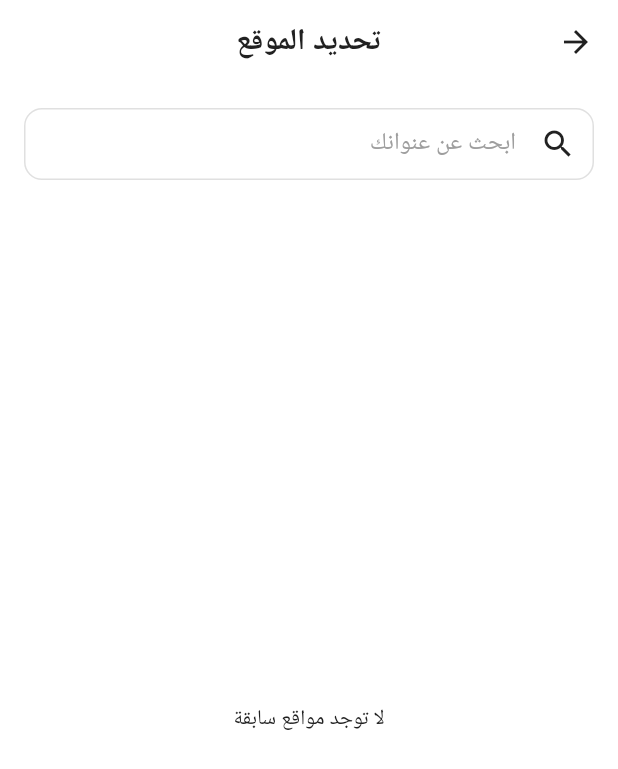
After one commit to elsonbaty123/food_delivery_app, a Flutter app: the HomeScreen screen opened directly, after a tap on "أضف للسلة", after a tap on "التوصيل إلى", on a phone screen of 412 x 824 dp. The commit adds this screen. Shown: the top 769 px of the screen. Run offline on Flutter 3.47's test engine with Material 3 defaults, Android fonts, the phone set to English and light mode, and no system bars; our stand-ins replace cached_network_image, flutter_local_notifications, geocoding, geolocator, permission_handler, shared_preferences and 1 more; accounts and stored records are empty; network calls fail; Roboto replaces fonts that are missing (Cairo).

Commit message:
feat(location): add location services and user type selection
- Implement location services with geolocator and geocoding packages
- Add location provider, model, and service for handling location data
- Create location search screen for address selection
- Add user type selection (customer/chef) during signup
- Update home screen to display and change current location
- Add new dependencies for location services and maps

```diff
--- /dev/null
+++ b/lib/models/location_model.dart
@@ -0,0 +1,72 @@
+class LocationModel {
+  final String id;
+  final String name;
+  final String? description;
+  final double latitude;
+  final double longitude;
+  final String? address;
+  final bool isCurrent;
+  final DateTime timestamp;
+
+  LocationModel({
+    required this.id,
+    required this.name,
+    this.description,
+    required this.latitude,
+    required this.longitude,
+    this.address,
+    this.isCurrent = false,
+    DateTime? timestamp,
+  }) : timestamp = timestamp ?? DateTime.now();
+
+  // Convert LocationModel to Map
+  Map<String, dynamic> toJson() {
+    return {
+      'id': id,
+      'name': name,
+      'description': description,
+      'latitude': latitude,
+      'longitude': longitude,
+      'address': address,
+      'isCurrent': isCurrent,
+      'timestamp': timestamp.toIso8601String(),
+    };
+  }
+
+  // Create LocationModel from Map
+  factory LocationModel.fromJson(Map<String, dynamic> json) {
+    return LocationModel(
+      id: json['id'],
+      name: json['name'],
+      description: json['description'],
+      latitude: json['latitude']?.toDouble() ?? 0.0,
+      longitude: json['longitude']?.toDouble() ?? 0.0,
+      address: json['address'],
+      isCurrent: json['isCurrent'] ?? false,
+      timestamp: DateTime.parse(json['timestamp']),
+    );
+  }
+
+  // Create a copy of LocationModel with some fields updated
+  LocationModel copyWith({
+    String? id,
+    String? name,
+    String? description,
+    double? latitude,
+    double? longitude,
+    String? address,
+    bool? isCurrent,
+    DateTime? timestamp,
+  }) {
+    return LocationModel(
+      id: id ?? this.id,
+      name: name ?? this.name,
+      description: description ?? this.description,
+      latitude: latitude ?? this.latitude,
+      longitude: longitude ?? this.longitude,
+      address: address ?? this.address,
+      isCurrent: isCurrent ?? this.isCurrent,
+      timestamp: timestamp ?? this.timestamp,
+    );
+  }
+}
--- a/lib/models/user_model.dart
+++ b/lib/models/user_model.dart
@@ -1,3 +1,8 @@
+
+enum UserType {
+  customer,
+  chef,
+}
 
 class UserModel {
   final String id;
@@ -15,6 +20,7 @@ class UserModel {
   final List<dynamic>? coupons; // List of coupon IDs or coupon objects
   final List<dynamic>? orderHistory; // List of order IDs or order objects
   final String profileImageUrl; // URL to the user's profile image
+  final UserType userType; // Type of user (customer or chef)
 
   // Check if notifications are enabled (default to true if not set)
   bool get notificationsEnabled => notificationPreferences['order_updates'] ?? true;
@@ -23,6 +29,7 @@ class UserModel {
     required this.id,
     required this.name,
     required this.email,
+    this.userType = UserType.customer, // Default to customer
     this.phoneNumber,
     this.imageUrl,
     List<Address>? addresses,
@@ -62,6 +69,7 @@ class UserModel {
       'coupons': coupons,
       'orderHistory': orderHistory,
       'profileImageUrl': profileImageUrl,
+      'userType': userType.toString().split('.').last,
       'createdAt': createdAt?.toIso8601String(),
       'updatedAt': updatedAt?.toIso8601String(),
       'notificationPreferences': notificationPreferences,
@@ -83,6 +91,7 @@ class UserModel {
       coupons: json['coupons'],
       orderHistory: json['orderHistory'],
       profileImageUrl: json['profileImageUrl'] ?? '',
+      userType: UserType.values.firstWhere((element) => element.toString().split('.').last == json['userType']),
       createdAt: json['createdAt'] != null ? DateTime.parse(json['createdAt']) : null,
       updatedAt: json['updatedAt'] != null ? DateTime.parse(json['updatedAt']) : null,
       notificationPreferences: Map<String, bool>.from(json['notificationPreferences'] ?? {}),
@@ -101,6 +110,7 @@ class UserModel {
       'paymentMethods': paymentMethods.map((pm) => pm.toMap()).toList(),
       'favoriteMealIds': favoriteMealIds,
       'notification_preferences': notificationPreferences,
+      'userType': userType.toString().split('.').last,
       'createdAt': createdAt?.toIso8601String(),
       'updatedAt': updatedAt?.toIso8601String(),
     };
@@ -128,6 +138,7 @@ class UserModel {
       notificationPreferences: map['notification_preferences'] != null
           ? Map<String, bool>.from(map['notification_preferences'])
           : null,
+      userType: UserType.values.firstWhere((element) => element.toString().split('.').last == map['userType']),
       createdAt: map['createdAt'] != null ? DateTime.parse(map['createdAt']) : null,
       updatedAt: map['updatedAt'] != null ? DateTime.parse(map['updatedAt']) : null,
     );
@@ -147,9 +158,10 @@ class UserModel {
     List<dynamic>? coupons,
     List<dynamic>? orderHistory,
     String? profileImageUrl,
-    Map<String, bool>? notificationPreferences,
+    UserType? userType,
     DateTime? createdAt,
     DateTime? updatedAt,
+    Map<String, bool>? notificationPreferences,
   }) {
     return UserModel(
       id: id ?? this.id,
@@ -164,9 +176,10 @@ class UserModel {
       coupons: coupons ?? this.coupons,
       orderHistory: orderHistory ?? this.orderHistory,
       profileImageUrl: profileImageUrl ?? this.profileImageUrl,
-      notificationPreferences: notificationPreferences ?? this.notificationPreferences,
+      userType: userType ?? this.userType,
       createdAt: createdAt ?? this.createdAt,
       updatedAt: updatedAt ?? this.updatedAt,
+      notificationPreferences: notificationPreferences ?? this.notificationPreferences,
     );
   }
 }
--- a/lib/providers/auth_provider.dart
+++ b/lib/providers/auth_provider.dart
@@ -117,6 +117,7 @@ class AuthProvider with ChangeNotifier {
     required String email,
     required String phone,
     required String password,
+    UserType userType = UserType.customer,
   }) async {
     _isLoading = true;
     _error = null;
@@ -132,6 +133,7 @@ class AuthProvider with ChangeNotifier {
         name: name,
         email: email,
         phoneNumber: phone,
+        userType: userType,
         createdAt: DateTime.now(),
         notificationPreferences: {
           'order_updates': true,
--- /dev/null
+++ b/lib/providers/location_provider.dart
@@ -0,0 +1,107 @@
+import 'package:flutter/foundation.dart';
+import 'package:geolocator/geolocator.dart';
+import '../models/location_model.dart';
+import '../services/location_service.dart';
+
+class LocationProvider with ChangeNotifier {
+  LocationModel? _currentLocation;
+  List<LocationModel> _recentLocations = [];
+  bool _isLoading = false;
+  String? _error;
+
+  LocationModel? get currentLocation => _currentLocation;
+  List<LocationModel> get recentLocations => _recentLocations;
+  bool get isLoading => _isLoading;
+  String? get error => _error;
+
+  // Get current location
+  Future<void> getCurrentLocation() async {
+    _isLoading = true;
+    _error = null;
+    notifyListeners();
+
+    try {
+      final position = await LocationService.getCurrentPosition();
+
+      if (position != null) {
+        final address = await LocationService.getAddressFromLatLng(
+          position.latitude,
+          position.longitude,
+        );
+
+        final location = LocationModel(
+          id: 'current',
+          name: 'موقعي الحالي',
+          latitude: position.latitude,
+          longitude: position.longitude,
+          address: address,
+          isCurrent: true,
+        );
+
+        _currentLocation = location;
+        _addToRecentLocations(location);
+      } else {
+        _error = 'تعذر الحصول على الموقع الحالي';
+      }
+    } catch (e) {
+      _error = 'حدث خطأ أثناء محاولة الحصول على الموقع';
+      if (kDebugMode) {
+        print('Location error: $e');
+      }
+    } finally {
+      _isLoading = false;
+      notifyListeners();
+    }
+  }
+
+  // Search for locations
+  Future<List<LocationModel>> searchLocations(String query) async {
+    // In a real app, this would call a geocoding API
+    // For now, we'll just return a mock list
+    return [
+      LocationModel(
+        id: '1',
+        name: '$query 1',
+        description: 'عنوان تجريبي 1',
+        latitude: 24.7136,
+        longitude: 46.6753,
+        address: '$query, الرياض, السعودية',
+      ),
+      LocationModel(
+        id: '2',
+        name: '$query 2',
+        description: 'عنوان تجريبي 2',
+        latitude: 24.7100,
+        longitude: 46.6700,
+        address: '$query, الرياض, السعودية',
+      ),
+    ];
+  }
+
+  // Set current location
+  void setCurrentLocation(LocationModel location) {
+    _currentLocation = location;
+    _addToRecentLocations(location);
+    notifyListeners();
+  }
+
+  // Add location to recent locations
+  void _addToRecentLocations(LocationModel location) {
+    // Remove if already exists
+    _recentLocations.removeWhere((loc) => loc.id == location.id);
+
+    // Add to beginning of list
+    _recentLocations.insert(0, location);
+
+    // Keep only last 5 locations
+    if (_recentLocations.length > 5) {
+      _recentLocations = _recentLocations.sublist(0, 5);
+    }
+  }
+
+  // Clear error
+  void clearError() {
+    _error = null;
+    notifyListeners();
+  }
+}
--- a/lib/screens/home/home_screen.dart
+++ b/lib/screens/home/home_screen.dart
@@ -3,6 +3,8 @@ import 'package:provider/provider.dart';
 import '../../providers/meal_provider.dart';
 import '../../providers/category_provider.dart';
 import '../../providers/cart_provider.dart';
+import '../../providers/location_provider.dart';
+import '../location/location_search_screen.dart';
 import '../../models/meal.dart';
 import '../../models/category.dart';
 import '../meal_details/meal_details_screen.dart';
@@ -20,7 +22,56 @@ class HomeScreen extends StatelessWidget {
 
         return Scaffold(
           appBar: AppBar(
-            title: const Text('مطبخ البيت'),
+            title: Consumer<LocationProvider>(
+              builder: (context, locationProvider, _) {
+                return GestureDetector(
+                  onTap: () async {
+                    final selectedLocation = await Navigator.pushNamed(
+                      context,
+                      LocationSearchScreen.routeName,
+                    );
+                    if (selectedLocation != null && context.mounted) {
+                      ScaffoldMessenger.of(context).showSnackBar(
+                        const SnackBar(
+                          content: Text('تم تحديث الموقع بنجاح'),
+                          duration: Duration(seconds: 2),
+                        ),
+                      );
+                    }
+                  },
+                  child: Column(
+                    crossAxisAlignment: CrossAxisAlignment.start,
+                    mainAxisSize: MainAxisSize.min,
+                    children: [
+                      const Text(
+                        'التوصيل إلى',
+                        style: TextStyle(
+                          fontSize: 12,
+                          color: Colors.grey,
+                        ),
+                      ),
+                      Row(
+                        mainAxisSize: MainAxisSize.min,
+                        children: [
+                          Text(
+                            locationProvider.currentLocation?.name ?? 'تحديد الموقع',
+                            style: const TextStyle(
+                              fontSize: 16,
+                              fontWeight: FontWeight.bold,
+                            ),
+                          ),
+                          const SizedBox(width: 4),
+                          const Icon(
+                            Icons.keyboard_arrow_down,
+                            size: 20,
+                          ),
+                        ],
+                      ),
+                    ],
+                  ),
+                );
+              },
+            ),
             centerTitle: true,
             actions: [
               IconButton(
@@ -29,14 +80,17 @@ class HomeScreen extends StatelessWidget {
                   Navigator.pushNamed(context, SearchScreen.routeName);
                 },
               ),
-              Stack(
+              Consumer<CartProvider>(
+                builder: (context, cart, _) {
+                  return Stack(
                     children: [
                       IconButton(
                         icon: const Icon(Icons.shopping_cart_outlined),
                         onPressed: () {
-                      // Navigate to cart screen
+                          Navigator.pushNamed(context, '/cart');
                         },
                       ),
+                      if (cart.itemCount > 0)
                         Positioned(
                           right: 8,
                           top: 8,
@@ -50,21 +104,19 @@ class HomeScreen extends StatelessWidget {
                               minWidth: 16,
                               minHeight: 16,
                             ),
-                      child: Consumer<CartProvider>(
-                        builder: (context, cart, _) {
-                          return Text(
-                            '${cart.itemCount}',
+                            child: Text(
+                              '${cart.itemCount > 99 ? '99+' : cart.itemCount}',
                               style: const TextStyle(
                                 color: Colors.white,
                                 fontSize: 10,
                               ),
                               textAlign: TextAlign.center,
-                          );
-                        },
                             ),
                           ),
                         ),
                     ],
+                  );
+                },
               ),
             ],
           ),
@@ -334,21 +386,13 @@ class HomeScreen extends StatelessWidget {
   }) {
     return GestureDetector(
       onTap: onTap,
+      child: Card(
+        elevation: 2,
+        shape: RoundedRectangleBorder(
+          borderRadius: BorderRadius.circular(12),
+        ),
         child: Container(
-        width: 160,
-        margin: const EdgeInsets.only(left: 8),
-        decoration: BoxDecoration(
-          color: Colors.white,
-          borderRadius: BorderRadius.circular(12),
-          boxShadow: [
-            BoxShadow(
-              color: Colors.grey.withAlpha((255 * 0.1).round()),
-              spreadRadius: 1,
-              blurRadius: 5,
-              offset: const Offset(0, 2),
-            ),
-          ],
-        ),
+          width: 200,
           child: Column(
             crossAxisAlignment: CrossAxisAlignment.start,
             children: [
@@ -361,11 +405,11 @@ class HomeScreen extends StatelessWidget {
                     ),
                     child: Image.network(
                       meal.imageUrl,
-                    height: MediaQuery.of(context).size.height * 0.35,
+                      height: 120,
                       width: double.infinity,
                       fit: BoxFit.cover,
                       errorBuilder: (context, error, stackTrace) => Container(
-                      height: MediaQuery.of(context).size.height * 0.35,
+                        height: 120,
                         color: Colors.grey[200],
                         child: const Icon(Icons.fastfood, size: 40, color: Colors.grey),
                       ),
@@ -391,8 +435,7 @@ class HomeScreen extends StatelessWidget {
                 ],
               ),
               // Details
-            Expanded(
-              child: Padding(
+              Padding(
                 padding: const EdgeInsets.all(8.0),
                 child: Column(
                   crossAxisAlignment: CrossAxisAlignment.start,
@@ -425,7 +468,7 @@ class HomeScreen extends StatelessWidget {
                         ),
                       ],
                     ),
-                    const Spacer(),
+                    const SizedBox(height: 8),
                     SizedBox(
                       width: double.infinity,
                       child: ElevatedButton(
@@ -452,8 +495,8 @@ class HomeScreen extends StatelessWidget {
                   ],
                 ),
               ),
+            ],
           ),
-          ],
         ),
       ),
     );
--- /dev/null
+++ b/lib/screens/location/location_search_screen.dart
@@ -0,0 +1,217 @@
+import 'package:flutter/material.dart';
+import 'package:provider/provider.dart';
+import '../../models/location_model.dart';
+import '../../providers/location_provider.dart';
+
+class LocationSearchScreen extends StatefulWidget {
+  static const routeName = '/location-search';
+
+  const LocationSearchScreen({super.key});
+
+  @override
+  State<LocationSearchScreen> createState() => _LocationSearchScreenState();
+}
+
+class _LocationSearchScreenState extends State<LocationSearchScreen> {
+  final _searchController = TextEditingController();
+  List<LocationModel> _searchResults = [];
+  bool _isSearching = false;
+
+  @override
+  void initState() {
+    super.initState();
+    // Load current location when screen opens
+    WidgetsBinding.instance.addPostFrameCallback((_) {
+      _getCurrentLocation();
+    });
+  }
+
+  @override
+  void dispose() {
+    _searchController.dispose();
+    super.dispose();
+  }
+
+  Future<void> _getCurrentLocation() async {
+    final locationProvider = Provider.of<LocationProvider>(context, listen: false);
+    await locationProvider.getCurrentLocation();
+  }
+
+  Future<void> _searchLocations(String query) async {
+    if (query.isEmpty) {
+      setState(() {
+        _searchResults = [];
+        _isSearching = false;
+      });
+      return;
+    }
+
+    setState(() {
+      _isSearching = true;
+    });
+
+    try {
+      final locationProvider = Provider.of<LocationProvider>(context, listen: false);
+      final results = await locationProvider.searchLocations(query);
+
+      setState(() {
+        _searchResults = results;
+        _isSearching = false;
+      });
+    } catch (e) {
+      setState(() {
+        _isSearching = false;
+      });
+      if (mounted) {
+        ScaffoldMessenger.of(context).showSnackBar(
+          const SnackBar(content: Text('حدث خطأ أثناء البحث عن المواقع')),
+        );
+      }
+    }
+  }
+
+  void _selectLocation(LocationModel location) {
+    final locationProvider = Provider.of<LocationProvider>(context, listen: false);
+    locationProvider.setCurrentLocation(location);
+    Navigator.of(context).pop(location);
+  }
+
+  @override
+  Widget build(BuildContext context) {
+    final locationProvider = Provider.of<LocationProvider>(context);
+    final theme = Theme.of(context);
+
+    return Scaffold(
+      appBar: AppBar(
+        title: const Text('تحديد الموقع'),
+        centerTitle: true,
+      ),
+      body: Column(
+        children: [
+          // Search bar
+          Padding(
+            padding: const EdgeInsets.all(16.0),
+            child: TextField(
+              controller: _searchController,
+              textAlign: TextAlign.right,
+              decoration: InputDecoration(
+                hintText: 'ابحث عن عنوانك',
+                prefixIcon: _isSearching
+                    ? const Padding(
+                        padding: EdgeInsets.all(12.0),
+                        child: SizedBox(
+                          width: 20,
+                          height: 20,
+                          child: CircularProgressIndicator(strokeWidth: 2),
+                        ),
+                      )
+                    : const Icon(Icons.search),
+                border: OutlineInputBorder(
+                  borderRadius: BorderRadius.circular(12),
+                  borderSide: BorderSide.none,
+                ),
+                filled: true,
+                fillColor: theme.cardColor,
+                contentPadding: const EdgeInsets.symmetric(horizontal: 16, vertical: 0),
+              ),
+              onChanged: (value) {
+                _searchLocations(value);
+              },
+            ),
+          ),
+
+          // Current location
+          if (locationProvider.currentLocation != null)
+            _buildLocationTile(
+              locationProvider.currentLocation!,
+              isCurrent: true,
+              onTap: () => _selectLocation(locationProvider.currentLocation!),
+            ),
+
+          // Search results or recent locations
+          Expanded(
+            child: _searchResults.isNotEmpty
+                ? _buildSearchResults()
+                : _buildRecentLocations(),
+          ),
+        ],
+      ),
+    );
+  }
+
+  Widget _buildSearchResults() {
+    return ListView.builder(
+      itemCount: _searchResults.length,
+      itemBuilder: (context, index) {
+        final location = _searchResults[index];
+        return _buildLocationTile(
+          location,
+          onTap: () => _selectLocation(location),
+        );
+      },
+    );
+  }
+
+  Widget _buildRecentLocations() {
+    final locationProvider = Provider.of<LocationProvider>(context);
+    final recentLocations = locationProvider.recentLocations;
+
+    if (recentLocations.isEmpty) {
+      return const Center(
+        child: Text('لا توجد مواقع سابقة'),
+      );
+    }
+
+    return ListView.builder(
+      itemCount: recentLocations.length,
+      itemBuilder: (context, index) {
+        final location = recentLocations[index];
+        return _buildLocationTile(
+          location,
+          onTap: () => _selectLocation(location),
+        );
+      },
+    );
+  }
+
+  Widget _buildLocationTile(
+    LocationModel location, {
+    bool isCurrent = false,
+    required VoidCallback onTap,
+  }) {
+    return ListTile(
+      leading: Icon(
+        isCurrent ? Icons.my_location : Icons.location_on,
+        color: isCurrent ? Theme.of(context).primaryColor : null,
+      ),
+      title: Text(
+        isCurrent ? 'موقعي الحالي' : (location.name),
+        style: TextStyle(
+          fontWeight: isCurrent ? FontWeight.bold : FontWeight.normal,
+        ),
+      ),
+      subtitle: Text(
+        location.address ?? '${location.latitude}, ${location.longitude}',
+        maxLines: 2,
+        overflow: TextOverflow.ellipsis,
+      ),
+      trailing: isCurrent
+          ? Container(
+              padding: const EdgeInsets.symmetric(horizontal: 8, vertical: 4),
+              decoration: BoxDecoration(
+                color: Theme.of(context).primaryColor.withOpacity(0.1),
+                borderRadius: BorderRadius.circular(12),
+              ),
+              child: Text(
+                'الحالي',
+                style: TextStyle(
+                  color: Theme.of(context).primaryColor,
+                  fontSize: 12,
+                ),
+              ),
+            )
+          : null,
+      onTap: onTap,
+    );
+  }
+}
--- /dev/null
+++ b/lib/services/location_service.dart
@@ -0,0 +1,80 @@
+import 'package:geolocator/geolocator.dart';
+import 'package:geocoding/geocoding.dart';
+
+class LocationService {
+  // Check if location services are enabled
+  static Future<bool> isLocationServiceEnabled() async {
+    return await Geolocator.isLocationServiceEnabled();
+  }
+
+  // Check location permissions
+  static Future<LocationPermission> checkPermission() async {
+    bool serviceEnabled = await isLocationServiceEnabled();
+    if (!serviceEnabled) {
+      return LocationPermission.denied;
+    }
+
+    LocationPermission permission = await Geolocator.checkPermission();
+    if (permission == LocationPermission.denied) {
+      permission = await Geolocator.requestPermission();
+    }
+
+    return permission;
+  }
+
+  // Get current position
+  static Future<Position?> getCurrentPosition() async {
+    try {
+      final hasPermission = await checkPermission();
+      if (hasPermission != LocationPermission.whileInUse &&
+          hasPermission != LocationPermission.always) {
+        return null;
+      }
+
+      return await Geolocator.getCurrentPosition(
+        desiredAccuracy: LocationAccuracy.high,
+      );
+    } catch (e) {
+      print('Error getting location: $e');
+      return null;
+    }
+  }
+
+  // Get address from coordinates
+  static Future<String?> getAddressFromLatLng(double lat, double lng) async {
+    try {
+      List<Placemark> placemarks = await placemarkFromCoordinates(lat, lng);
+      if (placemarks.isNotEmpty) {
+        Placemark place = placemarks.first;
+        return '${place.street}, ${place.locality}, ${place.administrativeArea}, ${place.country}';
+      }
+    } catch (e) {
+      print('Error getting address: $e');
+    }
+    return null;
+  }
+
+  // Get coordinates from address
+  static Future<Position?> getCoordinatesFromAddress(String address) async {
+    try {
+      List<Location> locations = await locationFromAddress(address);
+      if (locations.isNotEmpty) {
+        return Position(
+          latitude: locations.first.latitude,
+          longitude: locations.first.longitude,
+          timestamp: DateTime.now(),
+          accuracy: 0,
+          altitude: 0,
+          heading: 0,
+          speed: 0,
+          speedAccuracy: 0,
+          altitudeAccuracy: 0,
+          headingAccuracy: 0,
+        );
+      }
+    } catch (e) {
+      print('Error getting coordinates: $e');
+    }
+    return null;
+  }
+}
--- a/pubspec.yaml
+++ b/pubspec.yaml
@@ -46,6 +46,12 @@ dependencies:
 
   # For loading images from the web
   cached_network_image: ^3.3.1
+
+  # Location services
+  geolocator: ^10.1.0
+  geocoding: ^2.1.1
+  google_maps_flutter: ^2.5.3
+  location: ^5.0.3
 
   # For showing toast messages
   fluttertoast: ^8.2.4
```
Also changed, not shown: lib/main.dart (+80 -17 lines), lib/screens/auth/signup_screen.dart (+40 -1 lines), pubspec.lock, 3 other files. Lines whose indentation alone changed are shown as unchanged.
